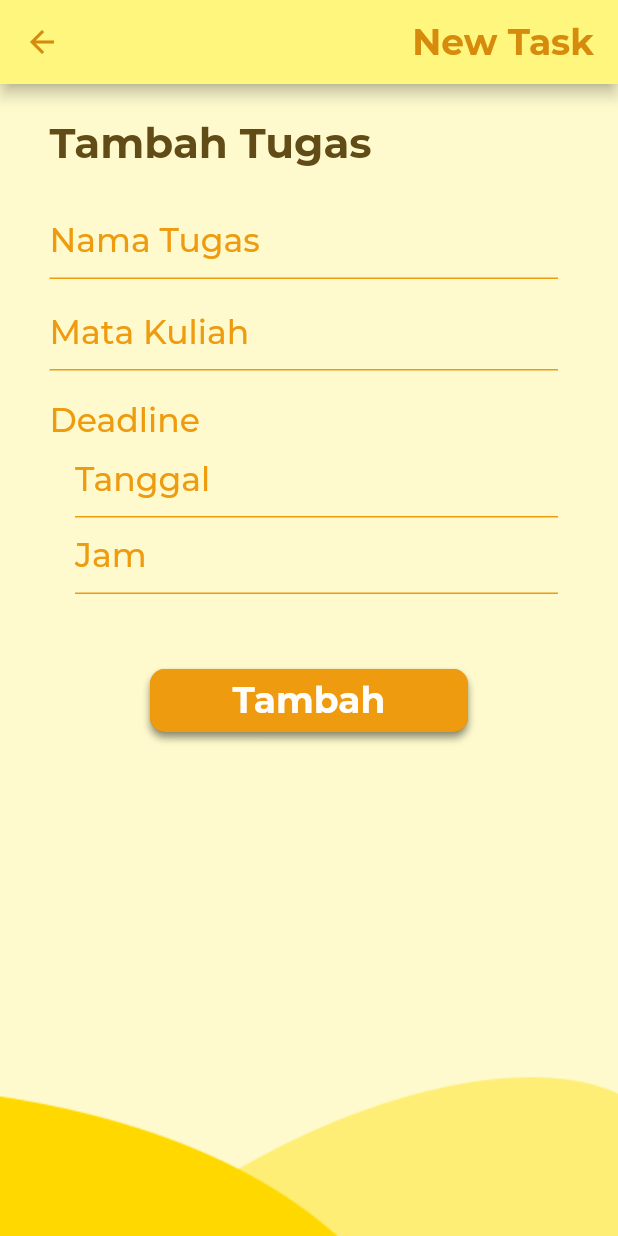
After one commit to khalidrinaldy/ALT-J, a Flutter app: the ActivityScreen screen opened by its route, item 2 of the bottom bar chosen, after a tap on the "add" icon, on a phone screen of 412 x 824 dp. The commit adds this screen. Run offline on Flutter 3.47's test engine with Material 2 defaults, Android fonts, the phone set to English and light mode, and no system bars; our stand-ins replace cloud_firestore, firebase_auth, firebase_core, firebase_storage, image_picker, shared_preferences; accounts and stored records are empty; project files that could hold a hidden picture were left out.

Commit message:
Activity, Tasks, New Task Screen

```diff
--- a/flutter_altj/lib/main.dart
+++ b/flutter_altj/lib/main.dart
@@ -20,7 +20,8 @@ class MyApp extends StatelessWidget {
       onGenerateRoute: Routes.generateRoute,
       theme: ThemeData(
         primaryColor: Color(0xFFEE9B0F),
-        accentColor: Color(0xFFEE9B0F)
+        accentColor: Color(0xFFEE9B0F),
+        fontFamily: "Montserrat"
       ),
       debugShowCheckedModeBanner: false,
     );
--- /dev/null
+++ b/flutter_altj/lib/models/tasks_model.dart
@@ -0,0 +1,33 @@
+import 'dart:convert';
+
+import 'package:cloud_firestore/cloud_firestore.dart';
+class Task {
+  final String task_name, course;
+  final Timestamp deadline;
+  final bool;
+  Task(this.task_name, this.course, this.deadline, this.bool);
+}
+
+class TaskModel {
+  final String task_name, course;
+  final Timestamp deadline;
+  final bool;
+  TaskModel({this.task_name, this.course, this.deadline, this.bool});
+
+  factory TaskModel.fromJson(Map json) => TaskModel(
+    task_name: json['task_name'],
+    course: json['course'],
+    deadline: json['deadline'],
+    bool: json['bool'],
+  );
+
+  Map toJson() => {
+    'task_name': task_name,
+    'course': course,
+    'deadline': deadline,
+    'bool': bool,
+  };
+}
+
+TaskModel taskModelFromJson(String str) => taskModelFromJson(json.decode(str));
+String taskModelToJson(TaskModel data) => json.encode(data.toJson());
--- a/flutter_altj/lib/routes/routes.dart
+++ b/flutter_altj/lib/routes/routes.dart
@@ -1,4 +1,6 @@
 import 'package:flutter/material.dart';
+import 'package:flutter_altj/views/activities/add_tasks.dart';
+import 'package:flutter_altj/views/activity_screen.dart';
 import 'package:flutter_altj/views/home_screen.dart';
 import 'package:flutter_altj/views/login_screen.dart';
 import 'package:flutter_altj/views/profile_screen.dart';
@@ -24,6 +26,12 @@ class Routes {
       case '/profile':
         return MaterialPageRoute(builder: (_) => ProfileScreen());
         break;
+      case '/activity':
+        return MaterialPageRoute(builder: (_) => ActivityScreen());
+        break;
+      case '/addTask':
+        return MaterialPageRoute(builder: (_) => AddTaskScreen());
+        break;
       default:
         return _errorRoute();
     }
--- /dev/null
+++ b/flutter_altj/lib/views/activities/add_tasks.dart
@@ -0,0 +1,197 @@
+import 'package:cloud_firestore/cloud_firestore.dart';
+import 'package:firebase_auth/firebase_auth.dart';
+import 'package:flutter/material.dart';
+import 'package:intl/intl.dart';
+
+class AddTaskScreen extends StatefulWidget {
+  @override
+  _AddTaskScreenState createState() => _AddTaskScreenState();
+}
+
+class _AddTaskScreenState extends State<AddTaskScreen> {
+  CollectionReference users = FirebaseFirestore.instance.collection('users');
+  FirebaseAuth firebaseAuth = FirebaseAuth.instance;
+
+  TextEditingController _taskNameController = TextEditingController();
+  TextEditingController _courseController = TextEditingController();
+  DateTime dateInput;
+  TimeOfDay timeInput;
+
+  selectDate(BuildContext context) async {
+    final DateTime picked = await showDatePicker(context: context, initialDate: DateTime.now(), firstDate: DateTime(2000), lastDate: DateTime(2025));
+    if (picked != null && picked != DateTime.now()) {
+      setState(() {
+        dateInput = picked;
+      });
+    }
+  }
+
+  selectTime(BuildContext context) async {
+    final TimeOfDay picked = await showTimePicker(context: context, initialTime: TimeOfDay.now());
+    if (picked != null && picked != TimeOfDay.now()) {
+      setState(() {
+        timeInput = picked;
+      });
+    }
+    print(picked);
+  }
+
+  addTask(AsyncSnapshot<QuerySnapshot> snapshot) async {
+    if (_taskNameController.text == null || _courseController.text == null || dateInput == null || timeInput == null) {
+      ScaffoldMessenger.of(context).showSnackBar(SnackBar(content: Text("Please complete the form"),));
+    } else {
+      var document = snapshot.data.docs;
+      final DateTime date = DateTime(dateInput.year, dateInput.month, dateInput.day, timeInput.hour, timeInput.minute);
+      final Timestamp timestamp = Timestamp.fromDate(date);
+      await users.doc(document[0].id).update({
+        "tasks": FieldValue.arrayUnion([
+          {"task_name": _taskNameController.text, "course": _courseController.text, "check": false, "deadline": timestamp}
+        ])
+      });
+      Navigator.pop(context);
+    }
+  }
+
+  @override
+  Widget build(BuildContext context) {
+    return Scaffold(
+      appBar: AppBar(
+        title: Align(
+          alignment: Alignment.centerRight,
+          child: Text(
+            "New Task",
+            style: TextStyle(fontFamily: "Montserrat", fontWeight: FontWeight.w700, color: Color(0xFFD78B0D), fontSize: 24),
+          ),
+        ),
+        backgroundColor: Color(0xFFFFF67D),
+        iconTheme: IconThemeData(color: Color(0xFFD78B0D)),
+      ),
+      backgroundColor: Color(0xFFFEFACD),
+      body: FutureBuilder<QuerySnapshot>(
+        future: users.where('email', isEqualTo: firebaseAuth.currentUser.email).get(),
+        builder: (context, snapshot) {
+          if (snapshot.hasError) {
+            return Text("Something went wrong");
+          }
+
+          if (snapshot.connectionState == ConnectionState.waiting) {
+            return Center(
+              child: CircularProgressIndicator(),
+            );
+          }
+
+          return Stack(
+            children: [
+              Column(
+                mainAxisAlignment: MainAxisAlignment.end,
+                children: [
+                  ClipRect(
+                    child: Container(
+                      child: Align(
+                        alignment: Alignment.topCenter,
+                        heightFactor: 0.6,
+                        child: Image.asset(
+                          "assets/img/bottom_splash_screen.png",
+                        ),
+                      ),
+                    ),
+                  ),
+                ],
+              ),
+              ListView(
+                children: [
+                  Container(
+                    height: 40,
+                    alignment: Alignment.centerLeft,
+                    margin: EdgeInsets.only(left: 33, top: 19),
+                    child: Text(
+                      "Tambah Tugas",
+                      style: TextStyle(fontFamily: "Montserrat", fontSize: 28, fontWeight: FontWeight.w700, color: Color(0xFF614B17)),
+                    ),
+                  ),
+                  Container(
+                    margin: EdgeInsets.only(left: 33, right: 40, top: 20),
+                    child: TextField(
+                      controller: _taskNameController,
+                      decoration: InputDecoration(
+                          isDense: false,
+                          hintText: "Nama Tugas",
+                          hintStyle: TextStyle(fontFamily: "Montserrat", fontSize: 22, fontWeight: FontWeight.w500, color: Color(0xFFEE9B0F)),
+                          enabledBorder: UnderlineInputBorder(borderSide: BorderSide(color: Color(0xFFEE9B0F))),
+                          border: UnderlineInputBorder(borderSide: BorderSide(color: Color(0xFFEE9B0F)))),
+                    ),
+                  ),
+                  Container(
+                    margin: EdgeInsets.only(left: 33, right: 40, top: 10),
+                    child: TextField(
+                      controller: _courseController,
+                      decoration: InputDecoration(
+                          isDense: false,
+                          hintText: "Mata Kuliah",
+                          hintStyle: TextStyle(fontFamily: "Montserrat", fontSize: 22, fontWeight: FontWeight.w500, color: Color(0xFFEE9B0F)),
+                          enabledBorder: UnderlineInputBorder(borderSide: BorderSide(color: Color(0xFFEE9B0F))),
+                          border: UnderlineInputBorder(borderSide: BorderSide(color: Color(0xFFEE9B0F)))),
+                    ),
+                  ),
+                  Container(
+                      margin: EdgeInsets.only(left: 33, right: 40, top: 20),
+                      alignment: Alignment.centerLeft,
+                      child: Text(
+                        "Deadline",
+                        style: TextStyle(fontFamily: "Montserrat", fontSize: 22, fontWeight: FontWeight.w500, color: Color(0xFFEE9B0F)),
+                      )),
+                  Container(
+                    margin: EdgeInsets.only(left: 50, right: 40),
+                    child: TextField(
+                      readOnly: true,
+                      onTap: () => selectDate(context),
+                      decoration: InputDecoration(
+                          isDense: false,
+                          hintText: dateInput == null ? "Tanggal" : DateFormat("dd/MM/yyyy").format(dateInput).toString(),
+                          hintStyle: TextStyle(fontFamily: "Montserrat", fontSize: 22, fontWeight: FontWeight.w500, color: Color(0xFFEE9B0F)),
+                          enabledBorder: UnderlineInputBorder(borderSide: BorderSide(color: Color(0xFFEE9B0F))),
+                          border: UnderlineInputBorder(borderSide: BorderSide(color: Color(0xFFEE9B0F)))),
+                    ),
+                  ),
+                  Container(
+                    margin: EdgeInsets.only(left: 50, right: 40),
+                    child: TextField(
+                      readOnly: true,
+                      onTap: () => selectTime(context),
+                      decoration: InputDecoration(
+                          isDense: false,
+                          hintText: timeInput == null
+                              ? "Jam"
+                              : "${timeInput.hour < 10 ? "0" + timeInput.hour.toString() : timeInput.hour.toString()}:${timeInput.minute < 10 ? "0" + timeInput.minute.toString() : timeInput.minute.toString()}",
+                          hintStyle: TextStyle(fontFamily: "Montserrat", fontSize: 22, fontWeight: FontWeight.w500, color: Color(0xFFEE9B0F)),
+                          enabledBorder: UnderlineInputBorder(borderSide: BorderSide(color: Color(0xFFEE9B0F))),
+                          border: UnderlineInputBorder(borderSide: BorderSide(color: Color(0xFFEE9B0F)))),
+                    ),
+                  ),
+                  Container(
+                    width: 200,
+                    height: 42,
+                    margin: EdgeInsets.fromLTRB(100, 50, 100, 0),
+                    decoration: BoxDecoration(
+                        color: Color(0xFFEE9B0F),
+                        borderRadius: BorderRadius.circular(10),
+                        boxShadow: [BoxShadow(color: Colors.black.withOpacity(0.25), offset: Offset(0, 4), blurRadius: 4)]),
+                    child: ElevatedButton(
+                        onPressed: () => addTask(snapshot),
+                        child: Text(
+                          "Tambah",
+                          style: TextStyle(fontFamily: "Montserrat", fontSize: 24, fontWeight: FontWeight.w700, color: Color(0xFFFFFDF9)),
+                        ),
+                        style: ButtonStyle(
+                            backgroundColor: MaterialStateProperty.all(Color(0xFFEE9B0F)),
+                            shape: MaterialStateProperty.all(RoundedRectangleBorder(borderRadius: BorderRadius.circular(10))))),
+                  )
+                ],
+              )
+            ],
+          );
+        },
+      ),
+    );
+  }
+}
--- /dev/null
+++ b/flutter_altj/lib/views/activities/schedule.dart
@@ -0,0 +1,13 @@
+import 'package:flutter/material.dart';
+
+class ScheduleScreen extends StatefulWidget {
+  @override
+  _ScheduleScreenState createState() => _ScheduleScreenState();
+}
+
+class _ScheduleScreenState extends State<ScheduleScreen> {
+  @override
+  Widget build(BuildContext context) {
+    return Scaffold();
+  }
+}
--- /dev/null
+++ b/flutter_altj/lib/views/activities/tasks.dart
@@ -0,0 +1,126 @@
+import 'package:cloud_firestore/cloud_firestore.dart';
+import 'package:firebase_auth/firebase_auth.dart';
+import 'package:flutter/material.dart';
+import 'package:flutter_altj/models/tasks_model.dart';
+import 'package:intl/intl.dart';
+
+class TasksScreen extends StatefulWidget {
+  @override
+  _TasksScreenState createState() => _TasksScreenState();
+}
+
+class _TasksScreenState extends State<TasksScreen> {
+  FirebaseAuth firebaseAuth = FirebaseAuth.instance;
+  CollectionReference users = FirebaseFirestore.instance.collection('users');
+
+  @override
+  void initState() {
+    // TODO: implement initState
+    super.initState();
+    setState(() {});
+  }
+  @override
+  Widget build(BuildContext context) {
+    return Scaffold(
+      backgroundColor: Color(0xFFFEFACD),
+      body: FutureBuilder<QuerySnapshot>(
+          future: users.where('email', isEqualTo: firebaseAuth.currentUser.email).get(),
+          builder: (context, snapshot) {
+            if (snapshot.hasError) {
+              return Text("Something went wrong");
+            }
+
+            if (snapshot.connectionState == ConnectionState.waiting) {
+              return Center(
+                child: CircularProgressIndicator(),
+              );
+            }
+
+            var document = snapshot.data.docs;
+            var userDocument = document[0].data();
+
+            List<Task> tasks = [];
+            for (var t in userDocument["tasks"]) {
+              Task task = Task(t["task_name"], t["course"], t["deadline"], t["bool"]);
+              tasks.add(task);
+            }
+            tasks.sort((a,b) => a.deadline.compareTo(b.deadline));
+
+            return ListView.builder(
+              itemCount: tasks.length,
+              itemBuilder: (context, index) => Container(
+                height: 120,
+                width: 350,
+                margin: EdgeInsets.only(left: 25, right: 25, top: 15),
+                decoration: BoxDecoration(borderRadius: BorderRadius.circular(15), color: Color(0xFFE7B75A)),
+                child: Row(
+                  children: [
+                    Container(
+                      margin: EdgeInsets.only(left: 15),
+                      child: Column(
+                        mainAxisAlignment: MainAxisAlignment.center,
+                        children: [
+                          Text("Due Date", style: TextStyle(fontFamily: "Montserrat", fontWeight: FontWeight.w700, fontSize: 18)),
+                          Stack(
+                            alignment: Alignment.center,
+                            children: [
+                              Icon(
+                                Icons.date_range_outlined,
+                                size: 56,
+                                color: Colors.white,
+                              ),
+                              Container(
+                                margin: EdgeInsets.only(top: 20),
+                                child: Text(
+                                  DateFormat('dd').format(tasks[index].deadline.toDate()).toString(),
+                                  style: TextStyle(fontFamily: "Montserrat", fontSize: 16, fontWeight: FontWeight.w600),
+                                ),
+                              )
+                            ],
+                          ),
+                          Text(DateFormat('MMM').format(tasks[index].deadline.toDate()).toString(), style: TextStyle(fontFamily: "Montserrat", fontWeight: FontWeight.w500, fontSize: 16)),
+                        ],
+                      ),
+                    ),
+                    Container(
+                      height: 120,
+                      width: 0,
+                      margin: EdgeInsets.only(left: 22),
+                      decoration: BoxDecoration(border: Border.all(width: 2, color: Color(0xFFFEFACD))),
+                    ),
+                    Container(
+                      margin: EdgeInsets.only(left: 22),
+                      child: Column(
+                        mainAxisAlignment: MainAxisAlignment.center,
+                        crossAxisAlignment: CrossAxisAlignment.start,
+                        children: [
+                          Text.rich(
+                            TextSpan(
+                              text: tasks[index].task_name,
+                              style: TextStyle(fontFamily: "Montserrat", fontSize: 16, fontWeight: FontWeight.w500),
+                            ),
+                          ),
+                          Text(
+                            DateFormat('kk:mm').format(tasks[index].deadline.toDate()).toString(),
+                            style: TextStyle(fontFamily: "Montserrat", fontSize: 13, fontWeight: FontWeight.w400),
+                          )
+                        ],
+                      ),
+                    )
+                  ],
+                ),
+              ),
+            );
+          }),
+      floatingActionButton: FloatingActionButton(
+        backgroundColor: Color(0xFFE7B75A),
+        foregroundColor: Color(0xFFFEFACD),
+        child: Icon(
+          Icons.add,
+          size: 35,
+        ),
+        onPressed: () => Navigator.pushNamed(context, '/addTask'),
+      ),
+    );
+  }
+}
--- /dev/null
+++ b/flutter_altj/lib/views/activity_screen.dart
@@ -0,0 +1,70 @@
+import 'package:flutter/material.dart';
+import 'package:flutter_altj/views/activities/meeting.dart';
+import 'package:flutter_altj/views/activities/schedule.dart';
+import 'package:flutter_altj/views/activities/tasks.dart';
+
+class ActivityScreen extends StatefulWidget {
+  @override
+  _ActivityScreenState createState() => _ActivityScreenState();
+}
+
+class _ActivityScreenState extends State<ActivityScreen> {
+  int _currentIndex = 0;
+  final List<String> appBarTitle = ["Schedule", "Tasks", "Meeting"];
+  final List<Widget> _activityChildren = [
+    ScheduleScreen(),
+    TasksScreen(),
+    MeetingScreen()
+  ];
+
+  void bottomTapped(int index) {
+    setState(() {
+      _currentIndex = index;
+    });
+  }
+
+  @override
+  Widget build(BuildContext context) {
+    return Scaffold(
+      appBar: AppBar(
+        title: Align(
+          alignment: Alignment.centerRight,
+          child: Text(
+            appBarTitle[_currentIndex],
+            style: TextStyle(fontFamily: "Montserrat", fontWeight: FontWeight.w700, color: Color(0xFFD78B0D), fontSize: 24),
+          ),
+        ),
+        backgroundColor: Color(0xFFFFF67D),
+        iconTheme: IconThemeData(color: Color(0xFFD78B0D)),
+      ),
+      bottomNavigationBar: BottomNavigationBar(
+        onTap: bottomTapped,
+        currentIndex: _currentIndex,
+        type: BottomNavigationBarType.fixed,
+        backgroundColor: Color(0xFFFEEE75),
+        selectedItemColor: Color(0xFFD78B0D),
+        unselectedItemColor: Color(0xFFD78B0D),
+        selectedLabelStyle: TextStyle(fontWeight: FontWeight.w700),
+        selectedIconTheme: IconThemeData(size: 30),
+        items: [
+          BottomNavigationBarItem(
+            icon: Icon(Icons.schedule),
+            label: "Schedule",
+            backgroundColor: _currentIndex == 0 ? Color(0xFFFFD800) : Color(0xFFFEEE75)
+          ),
+          BottomNavigationBarItem(
+            icon: Icon(Icons.assignment),
+            label: "Tasks",
+            backgroundColor: _currentIndex == 1 ? Color(0xFFFFD800) : Color(0xFFFEEE75)
+          ),
+          BottomNavigationBarItem(
+            icon: Icon(Icons.group),
+            label: "Meeting",
+            backgroundColor: _currentIndex == 2 ? Color(0xFFFFD800) : Color(0xFFFEEE75)
+          ),
+        ],
+      ),
+      body: _activityChildren[_currentIndex],
+    );
+  }
+}
--- a/flutter_altj/lib/views/home_screen.dart
+++ b/flutter_altj/lib/views/home_screen.dart
@@ -377,6 +377,7 @@ class _HomeScreenState extends State<HomeScreen> {
                       )]
                     ),
                     child: ElevatedButton(
+                      onPressed: () => Navigator.pushNamed(context, '/activity'),
                       child: Text(
                         "Manage Activity",
                         style: TextStyle(fontFamily: "Montserrat", fontSize: 24, fontWeight: FontWeight.w700, color: Color(0xFFFFFDF9)),
```
Also changed, not shown: flutter_altj/lib/models/user_model.dart (deleted, +0 -23 lines), flutter_altj/lib/views/activities/meeting.dart (added, +15 -0 lines).
